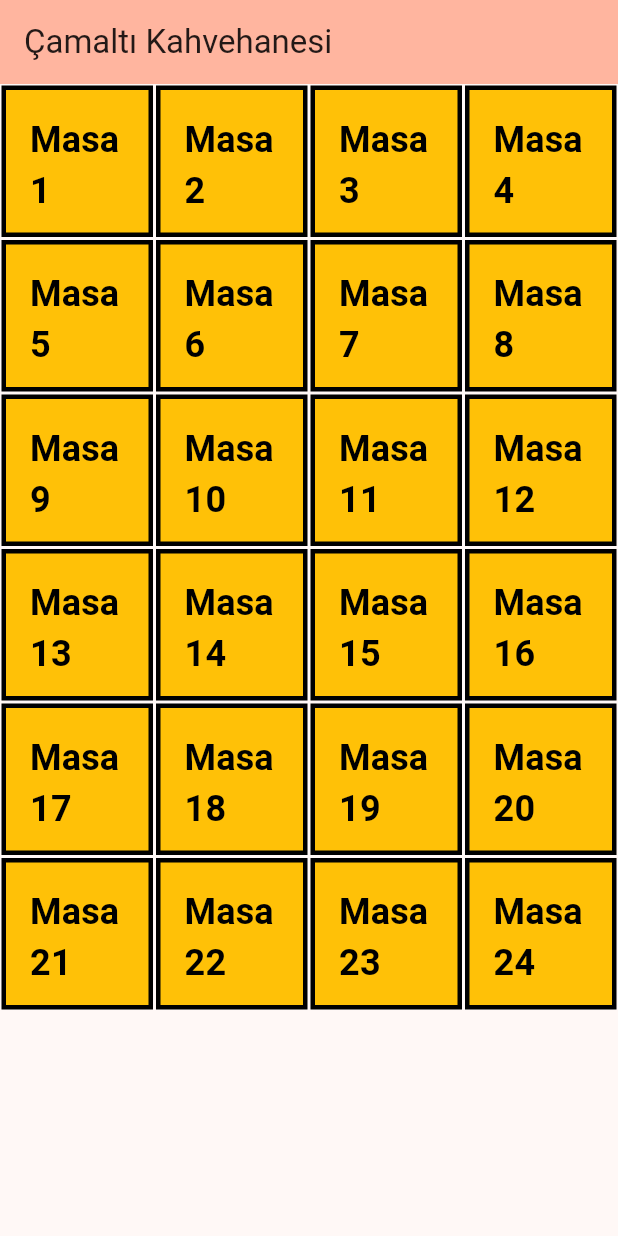
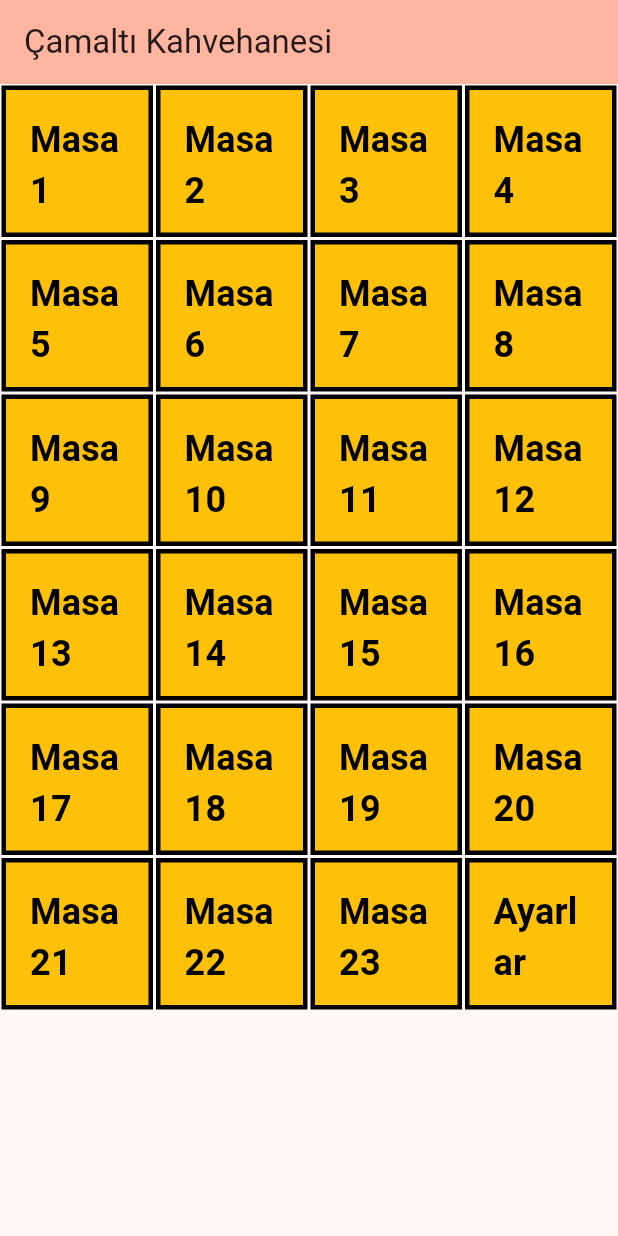
Before and after one commit to Erimsaholut/cafeManagementApp, a Flutter app: the screen it shows after launch, on a phone screen of 412 x 824 dp. Run offline on Flutter 3.47's test engine with Material 2 defaults, Android fonts, the phone set to English and light mode, and no system bars.

Commit message:
settings button and page added

```diff
--- a/lib/main.dart
+++ b/lib/main.dart
@@ -1,5 +1,5 @@
-import 'dart:math';
-import 'package:cafe_management_system_for_camalti_kahvesi/pages/table_button.dart';
+import 'package:cafe_management_system_for_camalti_kahvesi/utils/settings_button.dart';
+import 'package:cafe_management_system_for_camalti_kahvesi/utils/table_button.dart';
 import 'package:flutter/material.dart';
 
 void main() {
@@ -32,6 +32,10 @@ class MyHomePage extends StatefulWidget {
 }
 
 class _MyHomePageState extends State<MyHomePage> {
+  List<Widget> mylist =
+  List.generate(23, (index) => CustomTable(tableNum: index + 1))
+    ..add(SettingsButton());
+
   @override
   Widget build(BuildContext context) {
     return Scaffold(
@@ -41,10 +45,7 @@ class _MyHomePageState extends State<MyHomePage> {
       ),
       body: GridView.count(
         crossAxisCount: 4,
-        children: List.generate(
-          24,
-          (index) => CustomTable(tableNum: index + 1),
-        ),
+        children: mylist,
       ),
     );
   }
--- /dev/null
+++ b/lib/utils/settings_button.dart
@@ -0,0 +1,50 @@
+import 'package:cafe_management_system_for_camalti_kahvesi/utils/styles.dart';
+import 'package:flutter/material.dart';
+import '../pages/settings_page.dart';
+
+
+class SettingsButton extends StatefulWidget {
+  SettingsButton({super.key});
+  @override
+  State<SettingsButton> createState() => _SettingsButtonState();
+}
+
+class _SettingsButtonState extends State<SettingsButton> {
+  @override
+  Widget build(BuildContext context) {
+    return Container(
+      margin: const EdgeInsets.all(1.0),
+      decoration: BoxDecoration(
+          border: Border.all(width: 3.0),
+          // Set border width as needed
+          //borderRadius: BorderRadius.circular(30.0), // Set border radius as needed
+          color: Colors.amber),
+      child: TextButton(
+        onPressed: () {
+          Navigator.of(context).push(
+            PageRouteBuilder(
+              opaque: false,
+              pageBuilder: (_, __, ___) =>
+                  const SettingsPage(),
+              transitionsBuilder: (_, anim, __, child) {
+                return ScaleTransition(
+                  scale: anim,
+                  child: child,
+                );
+              },
+              transitionDuration: const Duration(milliseconds: 300),
+            ),
+          );
+        },
+        style: TextButton.styleFrom(
+          backgroundColor: Colors.transparent,
+          padding: const EdgeInsets.all(16.0),
+          shape: RoundedRectangleBorder(
+            borderRadius: BorderRadius.circular(8.0),
+          ),
+        ),
+        child:Text("Ayarlar",style: CustomStyles.menuTextStyle,),
+      ),
+    );
+  }
+}
--- a/lib/pages/table_button.dart
+++ b/lib/utils/table_button.dart
@@ -1,7 +1,7 @@
 import 'package:flutter/material.dart';
 
-import '../utils/is_table_name_null.dart';
-import 'table_screen.dart';
+import 'is_table_name_null.dart';
+import '../pages/table_screen.dart';
 
 /*Siparişlerin değerleri burada mı tutulacak ayrı dosyadan mı çekilecek ona bak
  sistem oluştuğuda*/
```
Also changed, not shown: lib/pages/settings_page.dart (added, +33 -0 lines).
